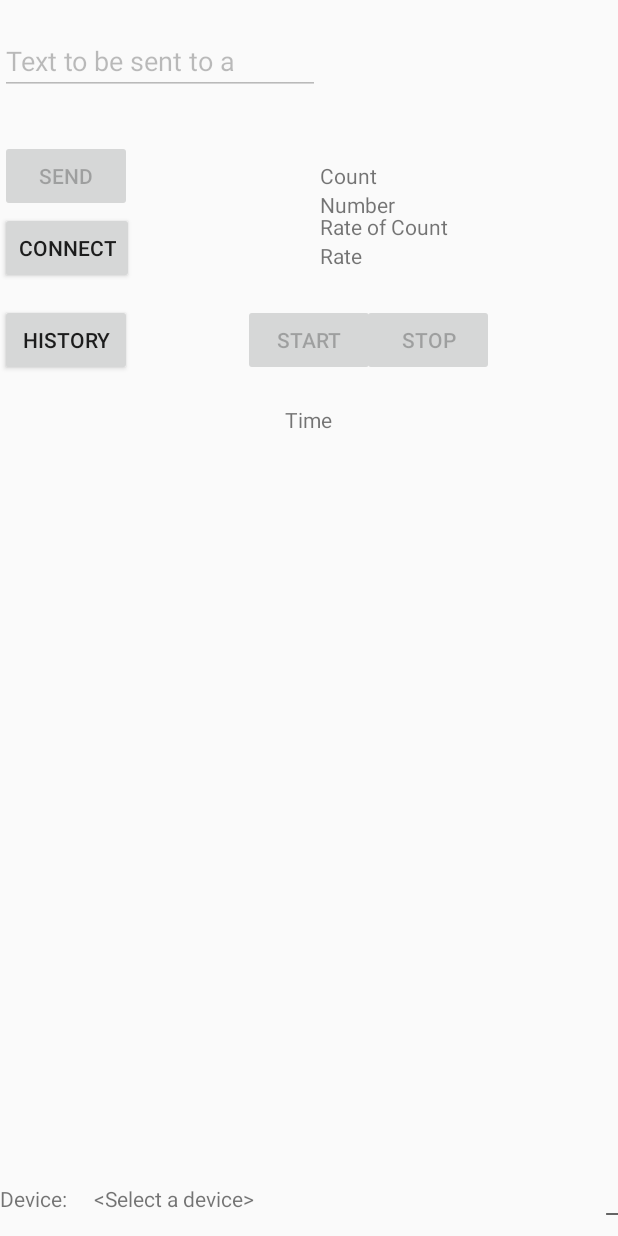
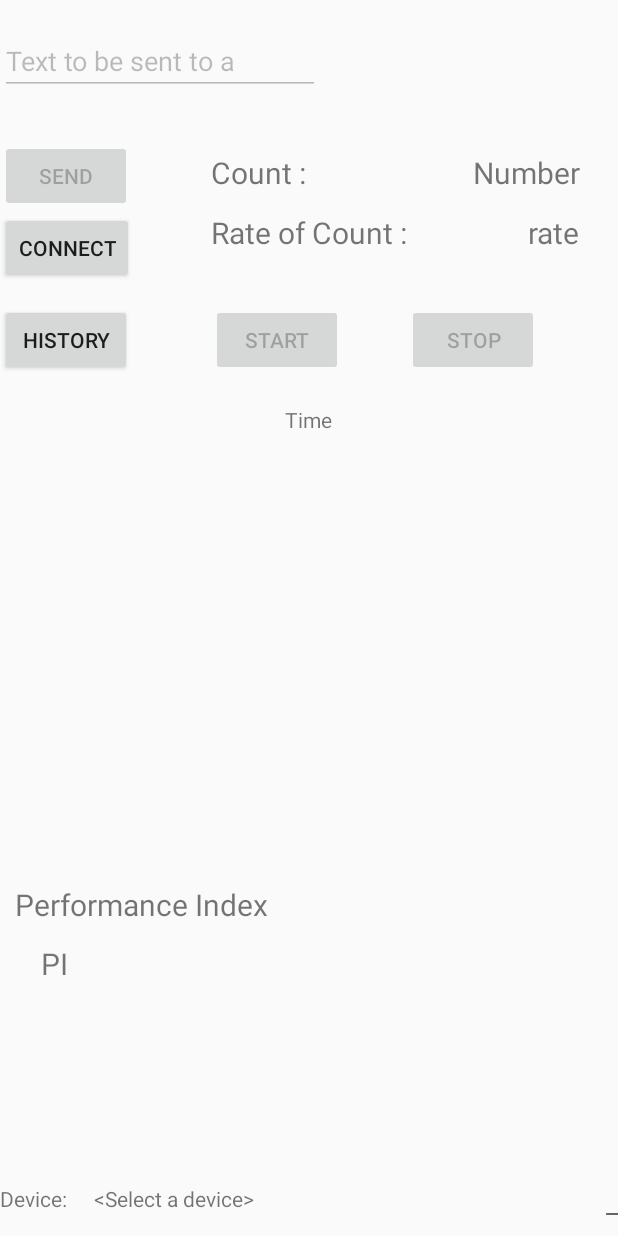
Before and after one commit to saumitra91/SC, an Android app: the screen it shows after launch (BTMainActivity), on a phone screen of 412 x 824 dp. Run offline under Robolectric (Android 15) with nearby library versions, the phone set to English and light mode, and no system bars; plain views replace GraphView; 2 statements that could not run were skipped.

Commit message:
Working Code

```diff
--- a/app/src/main/res/layout/main.xml
+++ b/app/src/main/res/layout/main.xml
@@ -66,34 +66,41 @@
 
             android:layout_alignBaseline="@+id/sendButton"
             android:layout_alignBottom="@+id/sendButton"
-            android:layout_toEndOf="@+id/sendText"
-            android:text="Count" />
+            android:layout_alignStart="@+id/rateofcountlabel"
+            android:text="Count :"
+            android:textSize="20sp" />
 
         <TextView
             android:id="@+id/rateofcountlabel"
             android:layout_width="wrap_content"
             android:layout_height="wrap_content"
 
-            android:layout_alignStart="@+id/countlabel"
-            android:layout_below="@+id/sendButton"
-            android:text="Rate of Count" />
+            android:layout_alignTop="@+id/btn_select"
+            android:layout_centerHorizontal="true"
+            android:text="Rate of Count :"
+            android:textSize="20sp" />
 
         <TextView
             android:id="@+id/rateofcount"
             android:layout_width="wrap_content"
             android:layout_height="wrap_content"
-            android:layout_alignStart="@+id/rateofcountlabel"
-            android:layout_below="@+id/rateofcountlabel"
-            android:text="Rate" />
+            android:layout_alignBaseline="@+id/rateofcountlabel"
+            android:layout_alignBottom="@+id/rateofcountlabel"
+            android:layout_alignEnd="@+id/count"
+            android:text="rate"
+            android:textSize="20sp" />
 
         <TextView
             android:id="@+id/count"
             android:layout_width="wrap_content"
             android:layout_height="wrap_content"
 
-            android:layout_alignStart="@+id/countlabel"
-            android:layout_below="@+id/countlabel"
-            android:text="Number" />
+            android:layout_alignBaseline="@+id/countlabel"
+            android:layout_alignBottom="@+id/countlabel"
+            android:layout_alignParentEnd="true"
+            android:layout_marginEnd="25dp"
+            android:text="Number"
+            android:textSize="20sp" />
 
         <ListView
             android:id="@+id/listMessage"
@@ -114,7 +121,18 @@
             android:text="History" />
 
         <TextView
-            android:id="@+id/textView2"
+            android:id="@+id/PI"
+            android:layout_width="wrap_content"
+            android:layout_height="wrap_content"
+            android:layout_above="@+id/listMessage"
+            android:layout_alignParentStart="true"
+            android:layout_marginBottom="23dp"
+            android:layout_marginStart="27dp"
+            android:text="PI"
+            android:textSize="20sp" />
+
+        <TextView
+            android:id="@+id/Timer"
             android:layout_width="wrap_content"
             android:layout_height="wrap_content"
             android:layout_below="@+id/startclock"
@@ -128,7 +146,7 @@
             android:layout_height="wrap_content"
             android:layout_alignBaseline="@+id/stopclock"
             android:layout_alignBottom="@+id/stopclock"
-            android:layout_centerHorizontal="true"
+            android:layout_alignStart="@+id/rateofcountlabel"
             android:text="Start" />
 
         <Button
@@ -137,8 +155,19 @@
             android:layout_height="wrap_content"
             android:layout_alignBaseline="@+id/graph"
             android:layout_alignBottom="@+id/graph"
-            android:layout_toEndOf="@+id/rateofcount"
+            android:layout_toEndOf="@+id/rateofcountlabel"
             android:text="STOP" />
+
+        <TextView
+            android:id="@+id/PILabel"
+            android:layout_width="wrap_content"
+            android:layout_height="wrap_content"
+            android:layout_above="@+id/PI"
+            android:layout_alignParentStart="true"
+            android:layout_marginBottom="12dp"
+            android:layout_marginStart="10dp"
+            android:text="Performance Index"
+            android:textSize="20sp" />
 
 
         <!--<com.jjoe64.graphview.GraphView-->
```
Also changed, not shown: app/src/main/java/com/example/sam/sc/BTMainActivity.java (+79 -25 lines), app/src/main/java/com/example/sam/sc/GraphActivity.java (+25 -7 lines), app/src/main/java/com/example/sam/sc/XYValue.java (added, +31 -0 lines).
